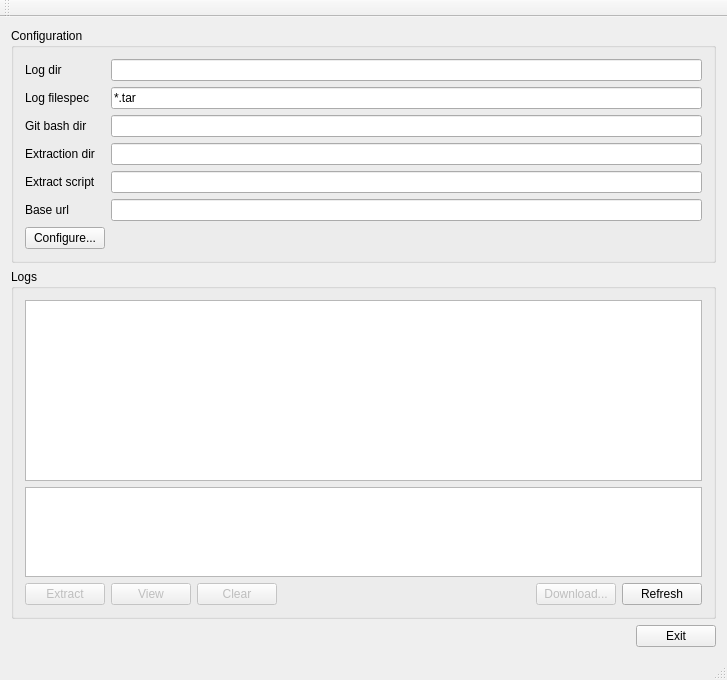
Qt form archive-manager/mainwindow.ui (hgroover/uni-gui-tools) before a commit.
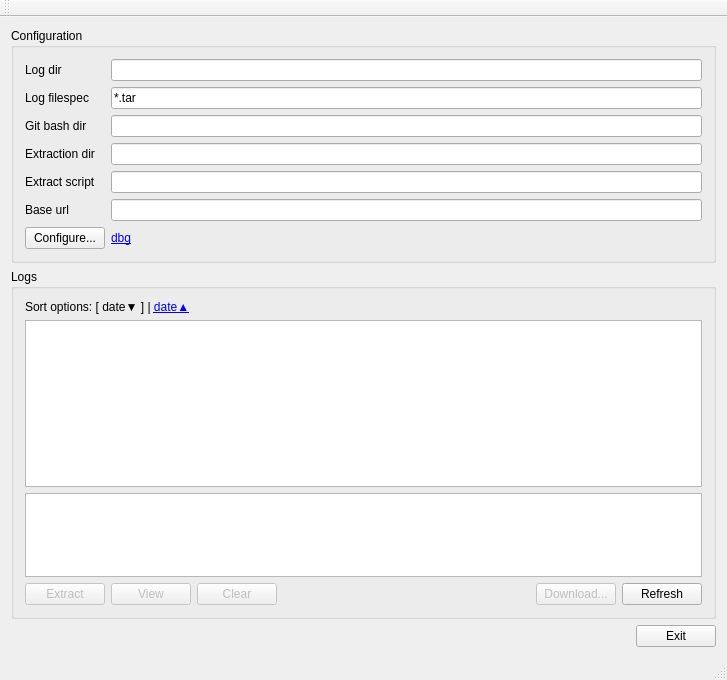
The same form after that commit. Custom widgets are drawn as their Qt base class.

Commit message: Non-working custom sort using QListViewWidgetItem subclass. Switching to model

```diff
--- a/archive-manager/mainwindow.ui
+++ b/archive-manager/mainwindow.ui
@@ -129,6 +129,13 @@
            </property>
           </widget>
          </item>
+         <item row="6" column="1">
+          <widget class="QLabel" name="lblGlobalOptions">
+           <property name="text">
+            <string>&lt;a href=&quot;toggleVerbose&quot;&gt;dbg&lt;/a&gt;</string>
+           </property>
+          </widget>
+         </item>
         </layout>
        </item>
       </layout>
@@ -139,9 +146,20 @@
       <property name="title">
        <string>Logs</string>
       </property>
-      <layout class="QVBoxLayout" name="verticalLayout_3" stretch="4,2,0">
+      <layout class="QVBoxLayout" name="verticalLayout_3" stretch="0,4,2,0">
        <item>
-        <widget class="QListWidget" name="lstLogs"/>
+        <widget class="QLabel" name="lblSortOptions">
+         <property name="text">
+          <string>&lt;html&gt;&lt;head/&gt;&lt;body&gt;&lt;p&gt;Sort options: [ date▼ ] | &lt;a href=&quot;dateAscending&quot;&gt;date▲&lt;/a&gt;&lt;/p&gt;&lt;/body&gt;&lt;/html&gt;</string>
+         </property>
+        </widget>
+       </item>
+       <item>
+        <widget class="SortableListWidget" name="lstLogs">
+         <property name="sortingEnabled">
+          <bool>true</bool>
+         </property>
+        </widget>
        </item>
        <item>
         <widget class="QTextBrowser" name="txtItemDetails">
@@ -285,6 +303,13 @@
   <widget class="QStatusBar" name="statusBar"/>
  </widget>
  <layoutdefault spacing="6" margin="11"/>
+ <customwidgets>
+  <customwidget>
+   <class>SortableListWidget</class>
+   <extends>QListWidget</extends>
+   <header>sortablelistwidget.h</header>
+  </customwidget>
+ </customwidgets>
  <resources/>
  <connections/>
 </ui>
```
The commit also changes 7 other files.
